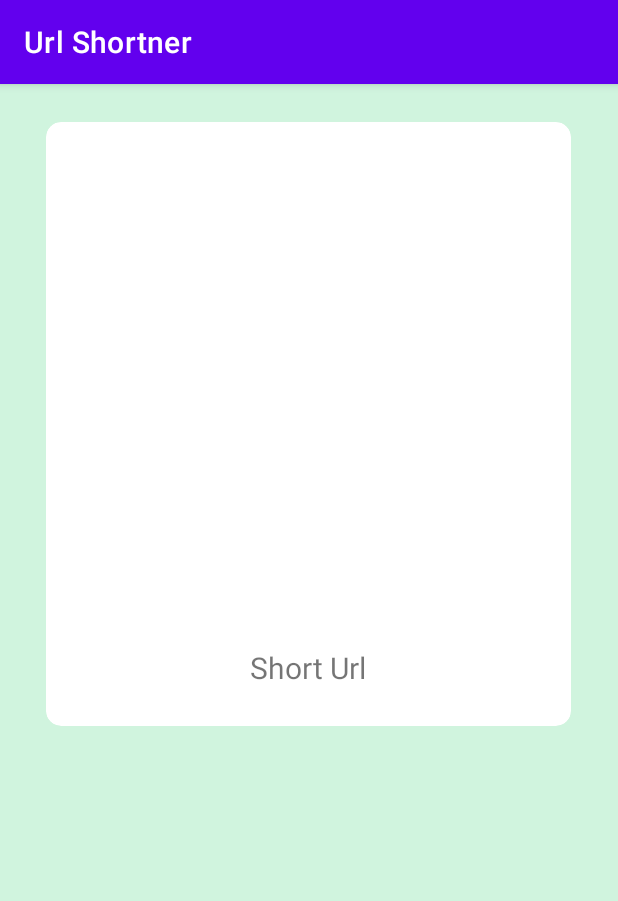
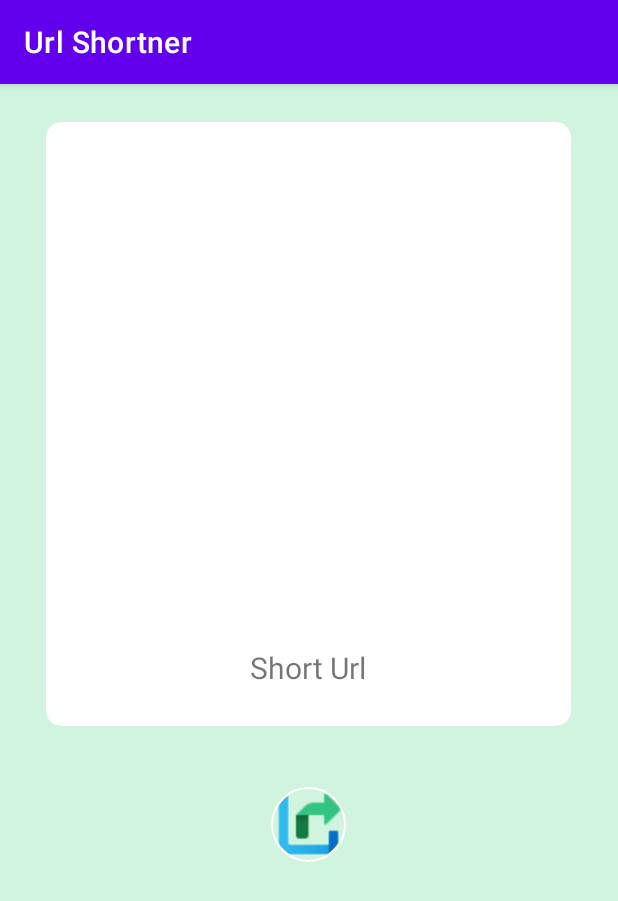
Before and after one commit to riteshkshik/Url-Shortener, an Android app: the QrcodeActivity screen opened directly, with no data from a screen before it, on a phone screen of 412 x 824 dp. Shown: the top 901 px of the screen. Run offline under Robolectric (Android 15) with nearby library versions, the phone set to English and light mode, and no system bars; our stand-ins replace CircleImageView.

Commit message:
Implemented Share Qr to Other Apps

```diff
--- a/app/src/main/res/drawable/copy_btn_background.xml
+++ /dev/null
@@ -1,5 +0,0 @@
-<?xml version="1.0" encoding="utf-8"?>
-<shape xmlns:android="http://schemas.android.com/apk/res/android" android:shape="rectangle">
-    <stroke android:color="#685F5F"
-        android:width="1.5dp"/>
-</shape>
--- a/app/src/main/res/drawable/open_to_chrome_icon.xml
+++ /dev/null
@@ -1,5 +0,0 @@
-<vector android:autoMirrored="true" android:height="24dp"
-    android:tint="#5F5C5C" android:viewportHeight="24"
-    android:viewportWidth="24" android:width="24dp" xmlns:android="http://schemas.android.com/apk/res/android">
-    <path android:fillColor="@android:color/white" android:pathData="M19,19H5V5h7V3H5c-1.11,0 -2,0.9 -2,2v14c0,1.1 0.89,2 2,2h14c1.1,0 2,-0.9 2,-2v-7h-2v7zM14,3v2h3.59l-9.83,9.83 1.41,1.41L19,6.41V10h2V3h-7z"/>
-</vector>
--- a/app/src/main/res/layout/activity_qrcode.xml
+++ b/app/src/main/res/layout/activity_qrcode.xml
@@ -38,6 +38,29 @@
 
     </androidx.cardview.widget.CardView>
 
+    <LinearLayout
+        android:layout_marginTop="25dp"
+        android:layout_width="wrap_content"
+        android:layout_height="wrap_content"
+        android:layout_gravity="center"
+        >
+        <de.hdodenhof.circleimageview.CircleImageView
+            android:id="@+id/share_qr_code"
+            android:layout_width="50dp"
+            android:layout_height="50dp"
+            android:layout_weight="1"
+            app:civ_border_width="1dp"
+            android:layout_margin="15dp"
+            android:foregroundGravity=""
+            app:civ_border_color="@color/white"
+            android:layout_marginStart="5dp"
+            android:src="@drawable/share_icon_png"
+            android:background="?attr/selectableItemBackgroundBorderless"
+            android:clickable="true"
+            android:layout_gravity="center_vertical"
+            />
+    </LinearLayout>
+
 
 
 </LinearLayout>
```
Also changed, not shown: app/src/main/java/com/example/urlshortner/MainActivity.kt (+15 -0 lines), app/src/main/java/com/example/urlshortner/QrcodeActivity.kt (+32 -4 lines), app/src/main/res/layout/activity_main.xml (+14 -0 lines).
